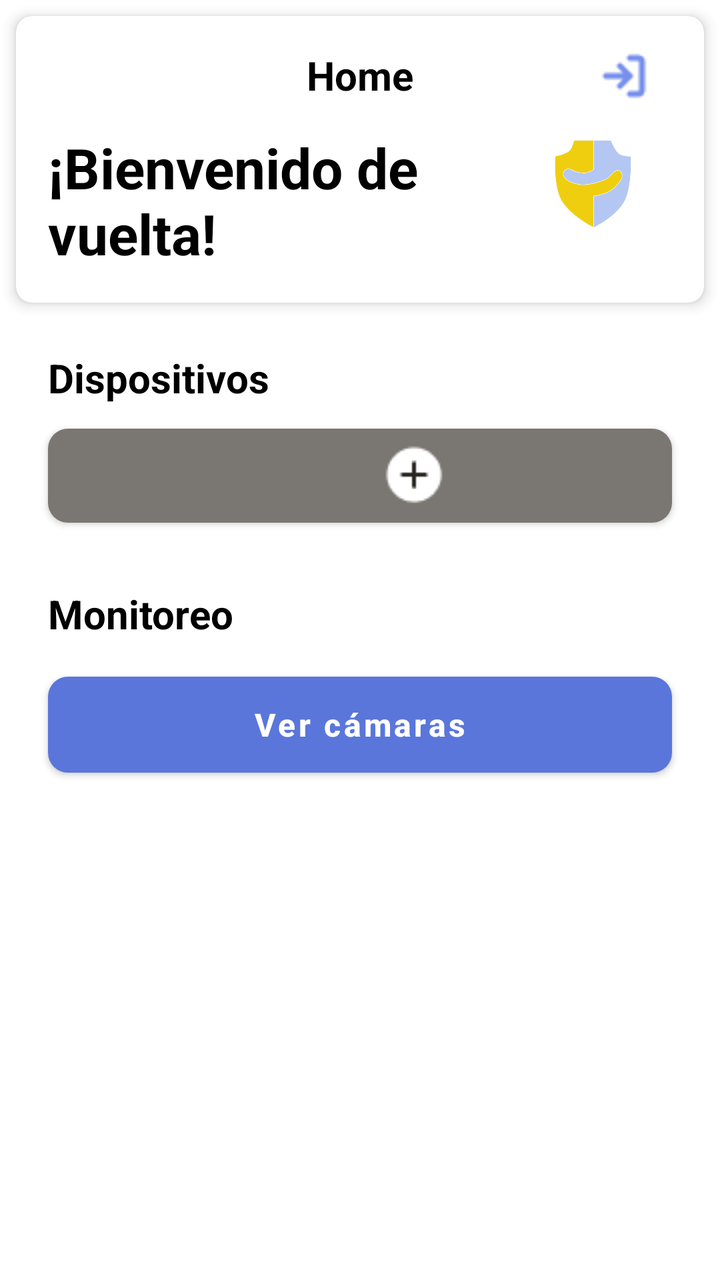
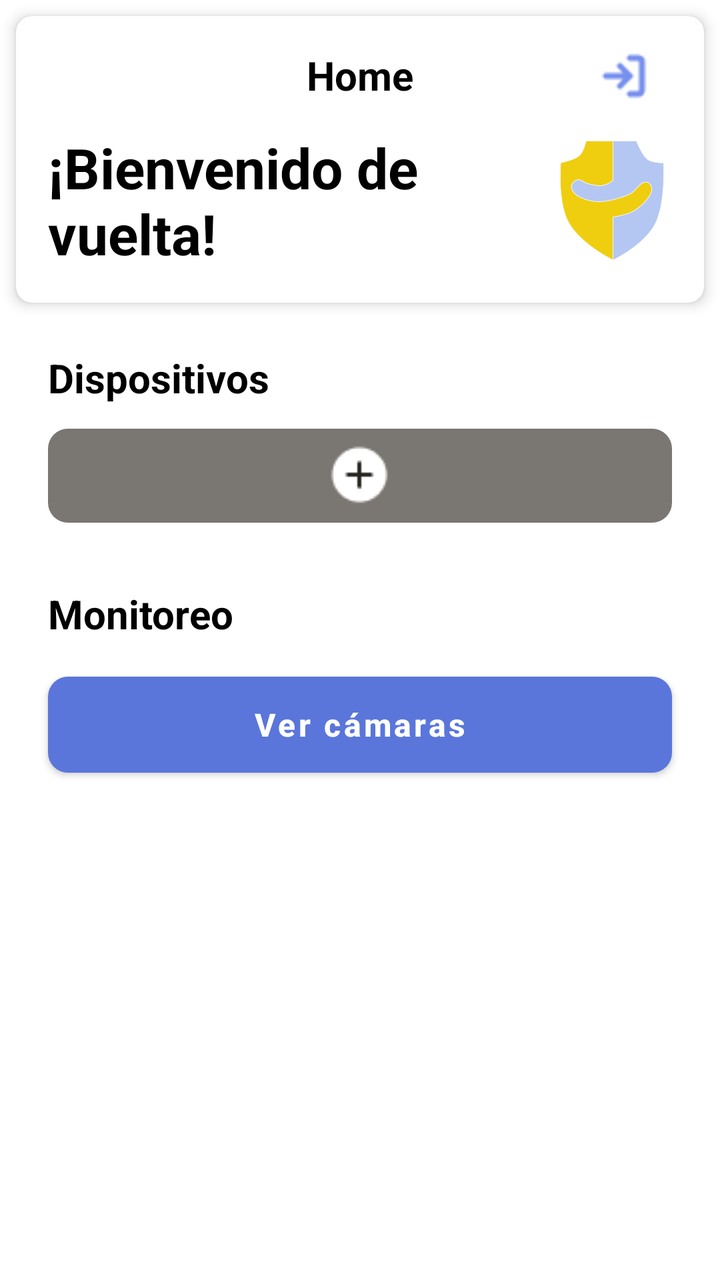

Compare the two renders of this Android layout. The source of the first and the diff that turns it into the second are given below.
<!-- AndroidManifest.xml: activity theme Theme.SafeCarePlus -->
<!-- res/layout/fragment_home.xml -->
<?xml version="1.0" encoding="utf-8"?>
<androidx.core.widget.NestedScrollView xmlns:android="http://schemas.android.com/apk/res/android"
    xmlns:app="http://schemas.android.com/apk/res-auto"
    xmlns:tools="http://schemas.android.com/tools"
    android:layout_width="match_parent"
    android:layout_height="match_parent"
    android:fillViewport="true"
    tools:context=".HomeFragment">

    <LinearLayout
        android:layout_width="match_parent"
        android:layout_height="wrap_content"
        android:orientation="vertical"
        android:paddingBottom="16dp">

        
        <androidx.cardview.widget.CardView
            android:layout_width="match_parent"
            android:layout_height="wrap_content"
            app:cardElevation="4dp"
            app:cardCornerRadius="8dp"
            android:layout_margin="8dp">

            <androidx.constraintlayout.widget.ConstraintLayout
                android:layout_width="match_parent"
                android:layout_height="wrap_content"
                android:padding="16dp">

                <TextView
                    android:id="@+id/home_title"
                    android:layout_width="wrap_content"
                    android:layout_height="wrap_content"
                    android:text="Home"
                    android:textColor="@color/black"
                    android:textSize="20sp"
                    android:textStyle="bold"
                    app:layout_constraintEnd_toEndOf="parent"
                    app:layout_constraintStart_toStartOf="parent"
                    app:layout_constraintTop_toTopOf="parent" />

                <ImageButton
                    android:id="@+id/logout_button"
                    android:layout_width="48dp"
                    android:layout_height="48dp"
                    android:background="?attr/selectableItemBackgroundBorderless"
                    android:contentDescription="Cerrar sesión"
                    android:src="@drawable/log_out"
                    app:layout_constraintBottom_toBottomOf="@id/home_title"
                    app:layout_constraintEnd_toEndOf="parent"
                    app:layout_constraintTop_toTopOf="@id/home_title" />

                <TextView
                    android:id="@+id/welcome_message"
                    android:layout_width="0dp"
                    android:layout_height="wrap_content"
                    android:layout_marginTop="14dp"
                    android:layout_marginEnd="16dp"
                    android:text="¡Bienvenido de vuelta!"
                    android:textColor="@color/black"
                    android:textSize="28sp"
                    android:textStyle="bold"
                    app:layout_constraintEnd_toStartOf="@+id/logo_home"
                    app:layout_constraintStart_toStartOf="parent"
                    app:layout_constraintTop_toBottomOf="@id/home_title" />

                <ImageView
                    android:id="@+id/logo_home"
                    android:layout_width="39dp"
                    android:layout_height="44dp"
                    android:layout_marginEnd="20dp"
                    android:src="@drawable/logo"
                    app:layout_constraintBottom_toBottomOf="@id/welcome_message"
                    app:layout_constraintEnd_toEndOf="parent"
                    app:layout_constraintTop_toTopOf="@id/welcome_message"
                    app:layout_constraintVertical_bias="0.187" />

            </androidx.constraintlayout.widget.ConstraintLayout>
        </androidx.cardview.widget.CardView>

        
        <TextView
            android:layout_width="match_parent"
            android:layout_height="wrap_content"
            android:layout_marginHorizontal="24dp"
            android:layout_marginTop="16dp"
            android:layout_marginBottom="12dp"
            android:text="Dispositivos"
            android:textColor="@color/black"
            android:textSize="20sp"
            android:textStyle="bold" />

        
        <androidx.cardview.widget.CardView
            android:id="@+id/ble_status_card"
            android:layout_width="match_parent"
            android:layout_height="wrap_content"
            android:layout_marginHorizontal="24dp"
            android:layout_marginBottom="16dp"
            android:visibility="gone"
            app:cardCornerRadius="12dp"
            app:cardElevation="2dp"
            app:cardBackgroundColor="#F5F5F5">

            <LinearLayout
                android:layout_width="match_parent"
                android:layout_height="wrap_content"
                android:orientation="horizontal"
                android:padding="16dp"
                android:gravity="center_vertical">

                <ProgressBar
                    android:id="@+id/ble_progress"
                    android:layout_width="24dp"
                    android:layout_height="24dp"
                    android:layout_marginEnd="12dp" />

                <ImageView
                    android:id="@+id/ble_icon"
                    android:layout_width="24dp"
                    android:layout_height="24dp"
                    android:layout_marginEnd="12dp"
                    android:src="@drawable/ic_bluetooth"
                    android:visibility="gone"
                    app:tint="@color/login_link_blue" />

                <TextView
                    android:id="@+id/ble_status_text"
                    android:layout_width="wrap_content"
                    android:layout_height="wrap_content"
                    android:text="Buscando dispositivo SOS..."
                    android:textColor="@color/black"
                    android:textSize="14sp" />

            </LinearLayout>
        </androidx.cardview.widget.CardView>

        
        <androidx.cardview.widget.CardView
            android:id="@+id/card_esp32_sos"
            android:layout_width="match_parent"
            android:layout_height="wrap_content"
            android:layout_marginHorizontal="24dp"
            android:layout_marginBottom="16dp"
            android:visibility="gone"
            app:cardCornerRadius="20dp"
            app:cardElevation="4dp"
            app:cardBackgroundColor="#F8F9FF">

            <androidx.constraintlayout.widget.ConstraintLayout
                android:layout_width="match_parent"
                android:layout_height="wrap_content"
                android:padding="20dp">

                <TextView
                    android:id="@+id/device_name"
                    android:layout_width="wrap_content"
                    android:layout_height="wrap_content"
                    android:text="SafeButton"
                    android:textColor="@color/black"
                    android:textSize="26sp"
                    android:textStyle="bold"
                    app:layout_constraintStart_toStartOf="parent"
                    app:layout_constraintTop_toTopOf="parent" />

                <TextView
                    android:id="@+id/device_model"
                    android:layout_width="wrap_content"
                    android:layout_height="wrap_content"
                    android:layout_marginTop="4dp"
                    android:text="Esp32 S3 Zero"
                    android:textColor="#9E9E9E"
                    android:textSize="18sp"
                    app:layout_constraintStart_toStartOf="parent"
                    app:layout_constraintTop_toBottomOf="@id/device_name" />

                <TextView
                    android:id="@+id/connection_status"
                    android:layout_width="wrap_content"
                    android:layout_height="wrap_content"
                    android:layout_marginTop="4dp"
                    android:text="Conectado"
                    android:textColor="#4CAF50"
                    android:textSize="14sp"
                    app:layout_constraintStart_toStartOf="parent"
                    app:layout_constraintTop_toBottomOf="@id/device_model" />

                <LinearLayout
                    android:id="@+id/power_switch"
                    android:layout_width="wrap_content"
                    android:layout_height="wrap_content"
                    android:layout_marginTop="16dp"
                    android:background="@drawable/rounded_corner"
                    android:backgroundTint="#E0E0E0"
                    android:gravity="center_vertical"
                    android:orientation="horizontal"
                    android:padding="4dp"
                    app:layout_constraintStart_toStartOf="parent"
                    app:layout_constraintTop_toBottomOf="@id/connection_status">

                    <ImageView
                        android:id="@+id/power_icon_internal"
                        android:layout_width="32dp"
                        android:layout_height="32dp"
                        android:background="@drawable/button_alert"
                        android:backgroundTint="#FFD600"
                        android:padding="6dp"
                        android:src="@drawable/ic_power_button"
                        app:tint="@color/white" />

                    <TextView
                        android:id="@+id/power_text_internal"
                        android:layout_width="wrap_content"
                        android:layout_height="wrap_content"
                        android:layout_marginHorizontal="12dp"
                        android:text="OFF"
                        android:textColor="#9E9E9E"
                        android:textSize="12sp"
                        android:textStyle="bold" />
                </LinearLayout>

                <ImageView
                    android:id="@+id/device_image"
                    android:layout_width="140dp"
                    android:layout_height="140dp"
                    android:src="@drawable/reloj"
                    app:layout_constraintBottom_toBottomOf="parent"
                    app:layout_constraintEnd_toEndOf="parent"
                    app:layout_constraintTop_toTopOf="parent" />

            </androidx.constraintlayout.widget.ConstraintLayout>
        </androidx.cardview.widget.CardView>

        
        <androidx.appcompat.widget.AppCompatButton
            android:id="@+id/btn_add_device"
            android:layout_width="match_parent"
            android:layout_height="47dp"
            android:layout_marginHorizontal="24dp"
            android:layout_marginBottom="24dp"
            android:background="@drawable/button_background_dark"
            android:drawableStart="@drawable/mas_button"
            android:paddingStart="160dp"
            android:textColor="@color/white"
            android:textSize="30sp"
            app:backgroundTint="#7A7671"
            android:layout_gravity="center"/>

        
        <TextView
            android:layout_width="match_parent"
            android:layout_height="wrap_content"
            android:layout_marginHorizontal="24dp"
            android:layout_marginTop="8dp"
            android:layout_marginBottom="12dp"
            android:text="Monitoreo"
            android:textColor="@color/black"
            android:textSize="20sp"
            android:textStyle="bold" />

        
        <androidx.cardview.widget.CardView
            android:id="@+id/card_camera"
            android:layout_width="match_parent"
            android:layout_height="wrap_content"
            android:layout_marginHorizontal="24dp"
            android:layout_marginBottom="16dp"
            android:visibility="gone"
            app:cardCornerRadius="12dp"
            app:cardElevation="4dp">

            <LinearLayout
                android:layout_width="match_parent"
                android:layout_height="wrap_content"
                android:orientation="vertical">

                <View
                    android:layout_width="match_parent"
                    android:layout_height="160dp"
                    android:background="@color/black" />

                <androidx.constraintlayout.widget.ConstraintLayout
                    android:layout_width="match_parent"
                    android:layout_height="wrap_content"
                    android:background="#666666"
                    android:padding="12dp">

                    <TextView
                        android:layout_width="wrap_content"
                        android:layout_height="wrap_content"
                        android:text="SecureView"
                        android:textColor="@color/white"
                        android:textSize="14sp"
                        app:layout_constraintBottom_toBottomOf="parent"
                        app:layout_constraintStart_toStartOf="parent"
                        app:layout_constraintTop_toTopOf="parent" />

                    <LinearLayout
                        android:layout_width="wrap_content"
                        android:layout_height="wrap_content"
                        android:gravity="center_vertical"
                        android:orientation="horizontal"
                        app:layout_constraintBottom_toBottomOf="parent"
                        app:layout_constraintEnd_toEndOf="parent"
                        app:layout_constraintTop_toTopOf="parent">

                        <TextView
                            android:id="@+id/camera_status_text"
                            android:layout_width="wrap_content"
                            android:layout_height="wrap_content"
                            android:text="Apagado"
                            android:textColor="@color/white"
                            android:textSize="14sp" />

                        <View
                            android:id="@+id/camera_status_dot"
                            android:layout_width="8dp"
                            android:layout_height="8dp"
                            android:layout_marginStart="6dp"
                            android:background="@drawable/ic_off_dot" />
                    </LinearLayout>
                </androidx.constraintlayout.widget.ConstraintLayout>
            </LinearLayout>
        </androidx.cardview.widget.CardView>

        <com.google.android.material.button.MaterialButton
            android:id="@+id/button_view_cameras"
            android:layout_width="match_parent"
            android:layout_height="60dp"
            android:layout_marginHorizontal="24dp"
            android:layout_marginBottom="24dp"
            app:backgroundTint="@color/login_link_blue"
            android:text="Ver cámaras"
            android:textAllCaps="false"
            android:textColor="@color/white"
            android:textSize="16sp"
            android:textStyle="bold"
            app:cornerRadius="10dp" />

    </LinearLayout>
</androidx.core.widget.NestedScrollView>
<!-- resources referenced by this layout -->
<resources>
  <color name="black">#FF000000</color>
  <color name="login_link_blue">#5A76DB</color>
  <color name="white">#FFFFFFFF</color>
  <!-- drawable button_alert (drawable) -->
  <?xml version="1.0" encoding="utf-8"?>
  <shape xmlns:android="http://schemas.android.com/apk/res/android"
      android:shape="rectangle">
      <solid android:color="@color/ultra_blue" />
      <corners android:radius="10dp" />
  </shape>
  <!-- drawable button_background_dark (drawable) -->
  <?xml version="1.0" encoding="utf-8"?>
  <shape xmlns:android="http://schemas.android.com/apk/res/android"
      android:shape="rectangle">
      <solid android:color="@color/super_gray" />
      <corners android:radius="10dp" />
  </shape>
  <!-- drawable ic_bluetooth (drawable) -->
  <vector xmlns:android="http://schemas.android.com/apk/res/android"
      android:width="24dp"
      android:height="24dp"
      android:viewportWidth="24"
      android:viewportHeight="24">
      <path
          android:fillColor="#000000"
          android:pathData="M17.71,7.71L12,2h-1v7.59L6.41,5L5,6.41L10.59,12L5,17.59L6.41,19L11,14.41V22h1l5.71-5.71L12.41,12L17.71,7.71z M13,5.83l1.88,1.88L13,9.59V5.83z M13,18.17v-3.76l1.88,1.88L13,18.17z"/>
  </vector>
  <!-- drawable ic_off_dot (drawable) -->
  <vector xmlns:android="http://schemas.android.com/apk/res/android"
      android:width="8dp"
      android:height="8dp"
      android:viewportWidth="8"
      android:viewportHeight="8">
      <path
          android:fillColor="#808080"
          android:pathData="M4,4m-4,0a4,4 0,1 1,8 0a4,4 0,1 1,-8 0"/>
  </vector>
  <!-- drawable ic_power_button (drawable) -->
  <vector xmlns:android="http://schemas.android.com/apk/res/android"
      android:width="24dp"
      android:height="24dp"
      android:viewportWidth="24"
      android:viewportHeight="24">
      <path
          android:fillColor="#000000"
          android:pathData="M13,3h-2v10h2V3zm4.83,2.17l-1.42,1.42C17.99,7.86 19,9.81 19,12c0,3.87 -3.13,7 -7,7s-7,-3.13 -7,-7c0,-2.19 1.01,-4.14 2.58,-5.42L6.17,5.17C4.23,6.82 3,9.26 3,12c0,4.97 4.03,9 9,9s9,-4.03 9,-9c0,-2.74 -1.23,-5.18 -3.17,-6.83z"/>
  </vector>
  <!-- drawable log_out: png bitmap (drawable, 454 bytes) -->
  <!-- drawable logo: png bitmap (drawable, 12170 bytes) -->
  <!-- drawable mas_button: png bitmap (drawable, 508 bytes) -->
  <!-- drawable reloj: png bitmap (drawable, 11787 bytes) -->
  <!-- drawable rounded_corner (drawable) -->
  <?xml version="1.0" encoding="utf-8"?>
  <shape xmlns:android="http://schemas.android.com/apk/res/android">
      <corners android:radius="16dp" />
      <solid android:color="#D8E2FF" />
  </shape>
  <style name="Theme.SafeCarePlus" parent="Theme.MaterialComponents.Light.NoActionBar">
          
          <item name="colorPrimary">@color/primary_blue</item>
          <item name="colorPrimaryVariant">@color/background_top_blue</item>
          <item name="colorOnPrimary">@color/white</item>
  
          <item name="colorSecondary">@color/primary_blue</item>
          <item name="colorOnSecondary">@color/white</item>
  
          
          <item name="android:windowBackground">@color/white</item>
          <item name="android:colorBackground">@color/white</item>
          <item name="colorSurface">@color/white</item>
          
          
          <item name="android:forceDarkAllowed" tools:targetApi="q">false</item>
  
          <item name="android:statusBarColor">?attr/colorPrimaryVariant</item>
      </style>
  <color name="ultra_blue">#415ECC</color>
  <color name="super_gray">#292621</color>
  <color name="primary_blue">#B4C7F2</color>
  <color name="background_top_blue">#7790ED</color>
</resources>

<!-- the commit's change to res/layout/fragment_home.xml (unified diff, before → after) -->
@@ -65,14 +65,12 @@
 
                 <ImageView
                     android:id="@+id/logo_home"
-                    android:layout_width="39dp"
-                    android:layout_height="44dp"
-                    android:layout_marginEnd="20dp"
+                    android:layout_width="60dp"
+                    android:layout_height="60dp"
                     android:src="@drawable/logo"
                     app:layout_constraintBottom_toBottomOf="@id/welcome_message"
                     app:layout_constraintEnd_toEndOf="parent"
-                    app:layout_constraintTop_toTopOf="@id/welcome_message"
-                    app:layout_constraintVertical_bias="0.187" />
+                    app:layout_constraintTop_toTopOf="@id/welcome_message" />
 
             </androidx.constraintlayout.widget.ConstraintLayout>
         </androidx.cardview.widget.CardView>
@@ -231,19 +229,17 @@
         </androidx.cardview.widget.CardView>
 
         
-        <androidx.appcompat.widget.AppCompatButton
+        <ImageButton
             android:id="@+id/btn_add_device"
             android:layout_width="match_parent"
             android:layout_height="47dp"
             android:layout_marginHorizontal="24dp"
             android:layout_marginBottom="24dp"
             android:background="@drawable/button_background_dark"
-            android:drawableStart="@drawable/mas_button"
-            android:paddingStart="160dp"
-            android:textColor="@color/white"
-            android:textSize="30sp"
             app:backgroundTint="#7A7671"
-            android:layout_gravity="center"/>
+            android:src="@drawable/mas_button"
+            android:scaleType="centerInside"
+            android:contentDescription="Añadir dispositivo" />
 
         
         <TextView
